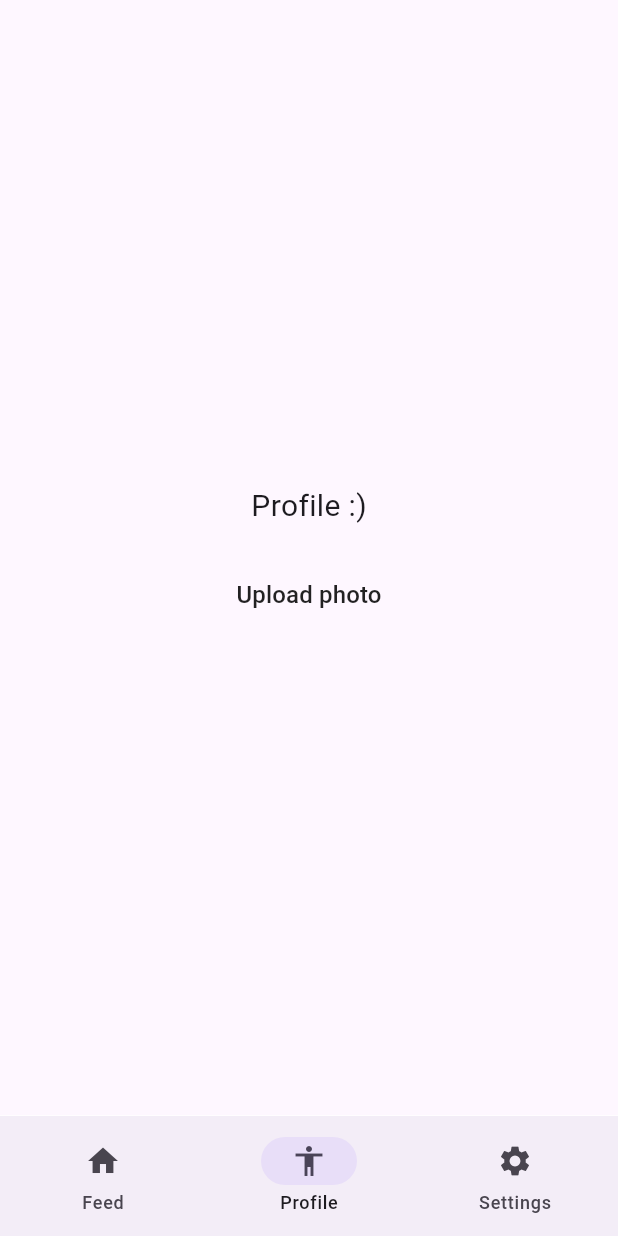
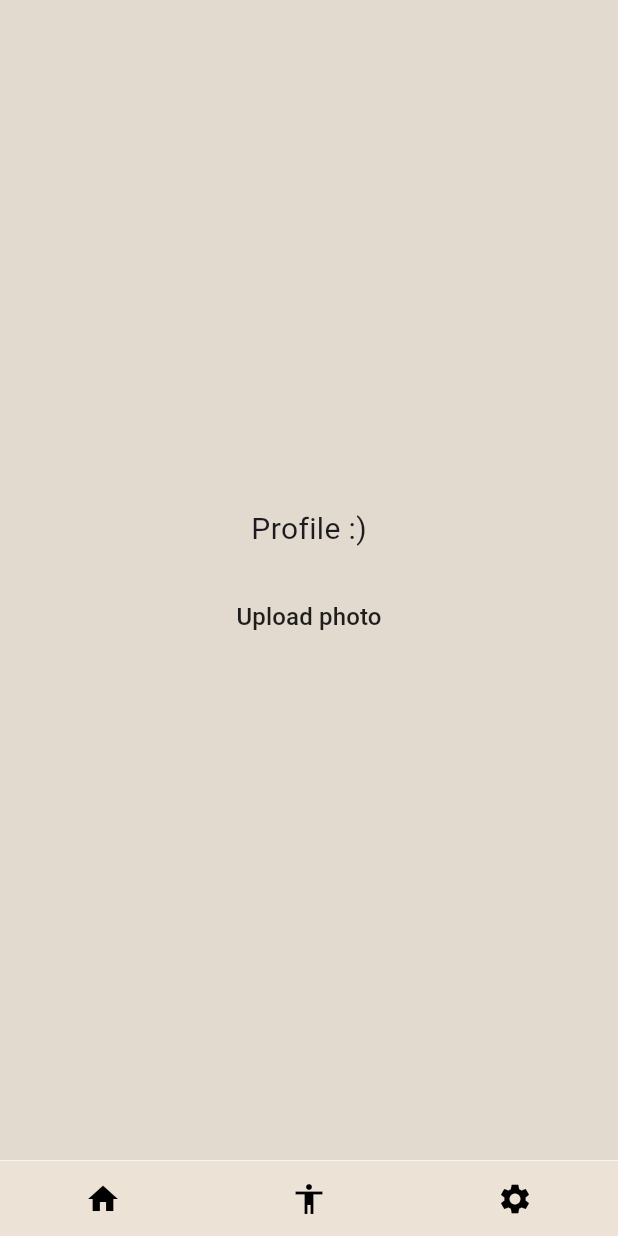
Before and after one commit to Marija97/Ash-Flutter-Mobile-App, a Flutter app: the screen it shows after launch, item 2 of the bottom bar chosen, on a phone screen of 412 x 824 dp. Run offline on Flutter 3.47's test engine with Material 3 defaults, Android fonts, the phone set to English and light mode, and no system bars; our stand-ins replace flutter_svg, lottie; generated files the repository leaves out were written again; statements that could not run were skipped.

Commit message:
Light theme initial setup

```diff
--- a/lib/theme.dart
+++ b/lib/theme.dart
@@ -5,6 +5,7 @@ import 'common/dimensions.dart';
 
 class AshTheme {
   factory AshTheme.dark() => _AshDarkTheme();
+  factory AshTheme.light() => _AshLightTheme();
 
   ThemeData get data => ThemeData();
 
@@ -62,3 +63,32 @@ class _AshDarkTheme implements AshTheme {
   @override
   Color get navigationBarDividerColor => AshColors.dividerDark;
 }
+
+class _AshLightTheme implements AshTheme {
+  @override
+  ThemeData get data => ThemeData.light().copyWith(
+        brightness: Brightness.light,
+        colorScheme: const ColorScheme.light().copyWith(
+          primary: AshColors.ashBeige,
+          secondary: AshColors.accentLight,
+        ),
+        primaryColor: AshColors.canvasDark,
+        canvasColor: AshColors.canvasDark,
+        scaffoldBackgroundColor: AshColors.ashBeige,
+        cardColor: AshColors.cardDark,
+        dividerColor: AshColors.attachmentBorder,
+        dialogBackgroundColor: AshColors.cardDark,
+        textTheme: AshTheme._buildTextTheme(ThemeData.light()),
+        navigationBarTheme: NavigationBarThemeData(
+          backgroundColor: AshColors.photoAlbumBackground,
+          labelBehavior: NavigationDestinationLabelBehavior.alwaysHide,
+          indicatorColor: AshColors.translucent,
+          shadowColor: AshColors.translucent,
+          surfaceTintColor: AshColors.translucent,
+          height: 50,
+        ),
+      );
+
+  @override
+  Color get navigationBarDividerColor => AshColors.attachmentBorder;
+}
```
